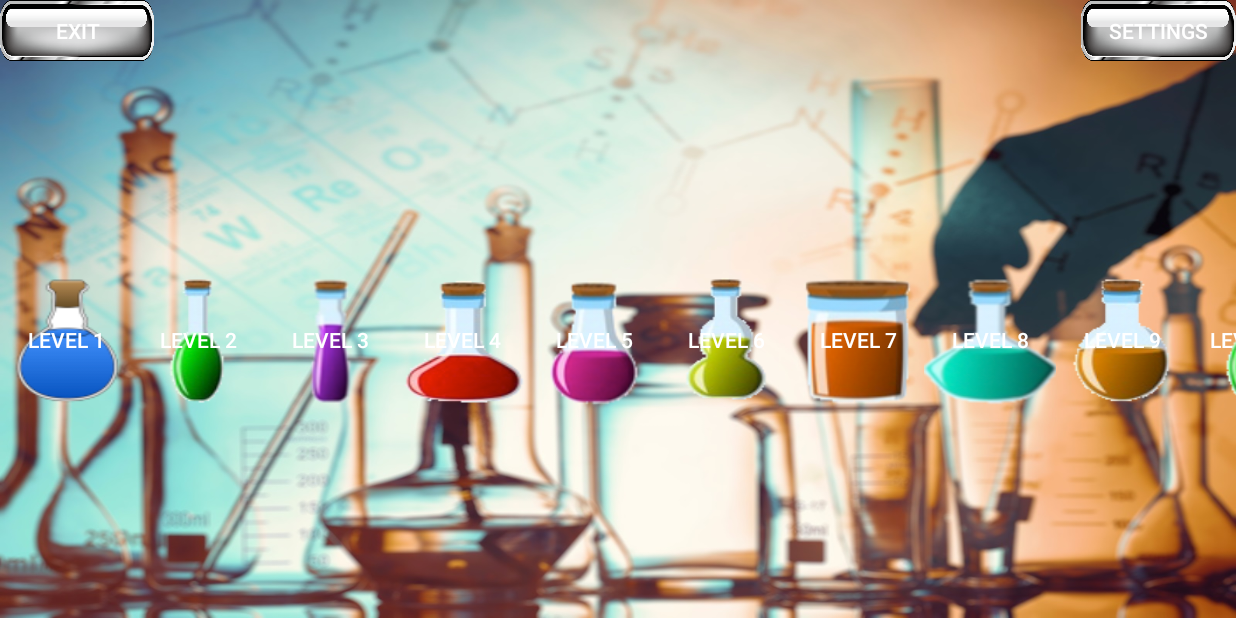
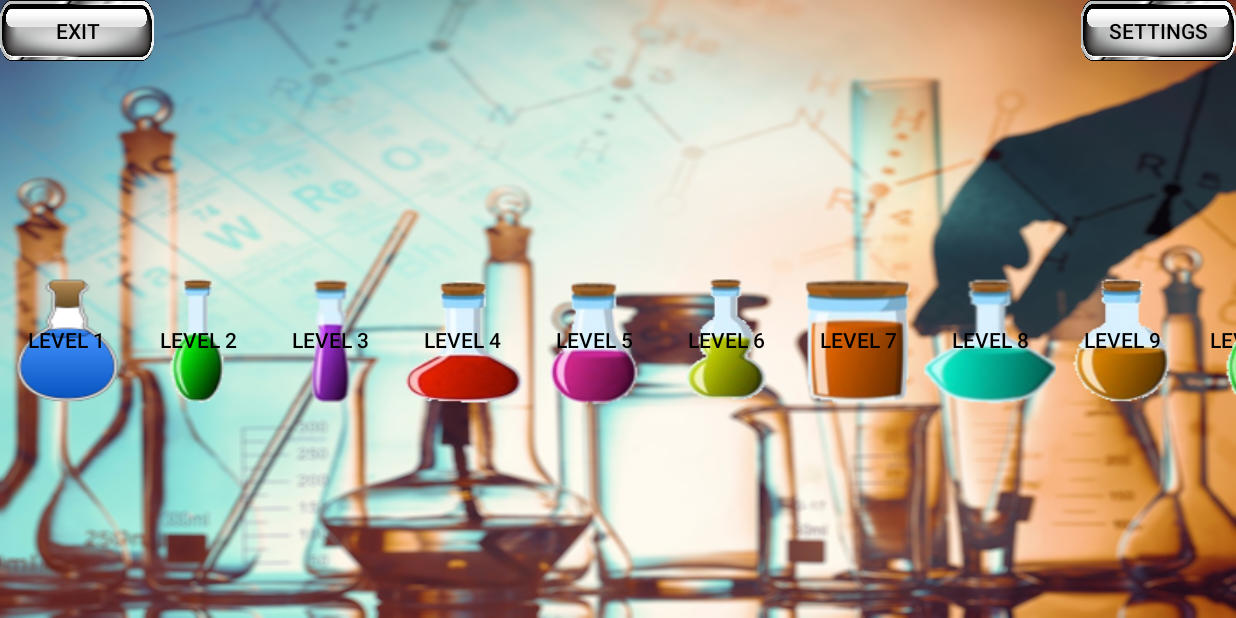
Before and after one commit to murovv/opus_magnum_game_field, an Android app: the LevelsChoose screen opened directly, with no data from a screen before it, on a phone screen of 824 x 412 dp (held sideways). Run offline under Robolectric (Android 15) with nearby library versions, the phone set to English and light mode, and no system bars.

Commit message:
чёрный текст в меню/noartu

```diff
--- a/app/src/main/java/com/example/opus_magnum_game_field/GameField.kt
+++ b/app/src/main/java/com/example/opus_magnum_game_field/GameField.kt
@@ -9,7 +9,6 @@ import android.graphics.Canvas
 import androidx.appcompat.app.AppCompatActivity
 import android.os.Bundle
 import android.util.Log
-
 
 import android.view.View
 import android.widget.ArrayAdapter
--- a/app/src/main/res/layout/activity_levels_choose.xml
+++ b/app/src/main/res/layout/activity_levels_choose.xml
@@ -23,6 +23,7 @@
             <Button
                     android:layout_width="wrap_content"
                     android:layout_height="wrap_content"
+                    android:textColor="#000000"
                     android:text="exit"
                     android:id="@+id/button_exit"
             />
@@ -39,6 +40,7 @@
             <Button
                     android:layout_width="wrap_content"
                     android:layout_height="wrap_content"
+                    android:textColor="#000000"
                     android:text="settings"
                     android:id="@+id/button_settings"
             />
@@ -67,6 +69,7 @@
                         android:layout_width="wrap_content"
                         android:layout_height="wrap_content"
                         android:id="@+id/bt_lvl1"
+                        android:textColor="#000000"
                         android:text="level 1"
                         android:background="@android:drawable/btn_star_big_on"/>
 
@@ -83,6 +86,7 @@
                         android:layout_width="wrap_content"
                         android:layout_height="wrap_content"
                         android:id="@+id/bt_lvl2"
+                        android:textColor="#000000"
                         android:text="level 2"
                 />
 
@@ -99,6 +103,7 @@
                         android:layout_width="wrap_content"
                         android:layout_height="wrap_content"
                         android:id="@+id/bt_lvl3"
+                        android:textColor="#000000"
                         android:text="level 3"
                 />
 
@@ -115,6 +120,7 @@
                         android:layout_width="wrap_content"
                         android:layout_height="wrap_content"
                         android:id="@+id/bt_lvl4"
+                        android:textColor="#000000"
                         android:text="level 4"
                 />
 
@@ -130,6 +136,7 @@
                         android:layout_width="wrap_content"
                         android:layout_height="wrap_content"
                         android:id="@+id/bt_lvl5"
+                        android:textColor="#000000"
                         android:text="level 5"
                 />
 
@@ -146,6 +153,7 @@
                         android:layout_width="wrap_content"
                         android:layout_height="wrap_content"
                         android:id="@+id/bt_lvl6"
+                        android:textColor="#000000"
                         android:text="level 6"
                 />
 
@@ -162,6 +170,7 @@
                         android:layout_width="wrap_content"
                         android:layout_height="wrap_content"
                         android:id="@+id/bt_lvl7"
+                        android:textColor="#000000"
                         android:text="level 7"
                 />
 
@@ -178,6 +187,7 @@
                         android:layout_width="wrap_content"
                         android:layout_height="wrap_content"
                         android:id="@+id/bt_lvl8"
+                        android:textColor="#000000"
                         android:text="level 8"
                 />
 
@@ -194,6 +204,7 @@
                         android:layout_width="wrap_content"
                         android:layout_height="wrap_content"
                         android:id="@+id/bt_lvl9"
+                        android:textColor="#000000"
                         android:text="level 9"
                 />
 
@@ -210,6 +221,7 @@
                         android:layout_width="wrap_content"
                         android:layout_height="wrap_content"
                         android:id="@+id/bt_lvl10"
+                        android:textColor="#000000"
                         android:text="level 10"
                 />
 
@@ -226,6 +238,7 @@
                         android:layout_width="wrap_content"
                         android:layout_height="wrap_content"
                         android:id="@+id/bt_lvl11"
+                        android:textColor="#000000"
                         android:text="level 11"
                 />
 
@@ -242,6 +255,7 @@
                         android:layout_width="wrap_content"
                         android:layout_height="wrap_content"
                         android:id="@+id/bt_lvl12"
+                        android:textColor="#000000"
                         android:text="level 12"
                 />
 
```
Also changed, not shown: app/src/main/res/layout/main_menu.xml (+10 -1 lines).
